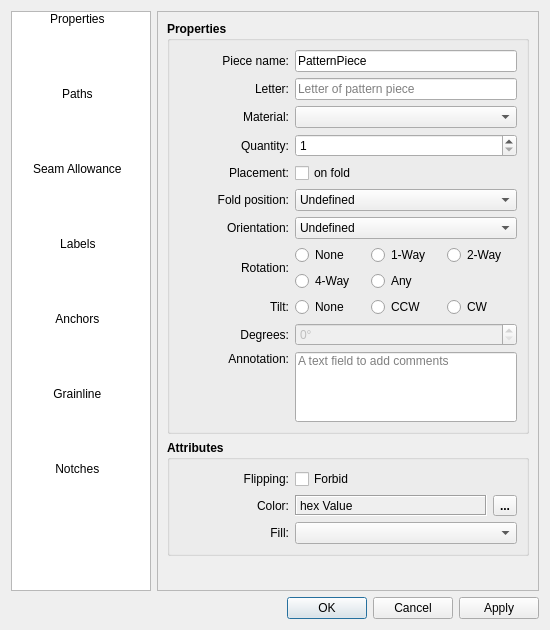
Qt form src/libs/vtools/dialogs/tools/piece/pattern_piece_dialog.ui (seamly/Seamly2D) before a commit.
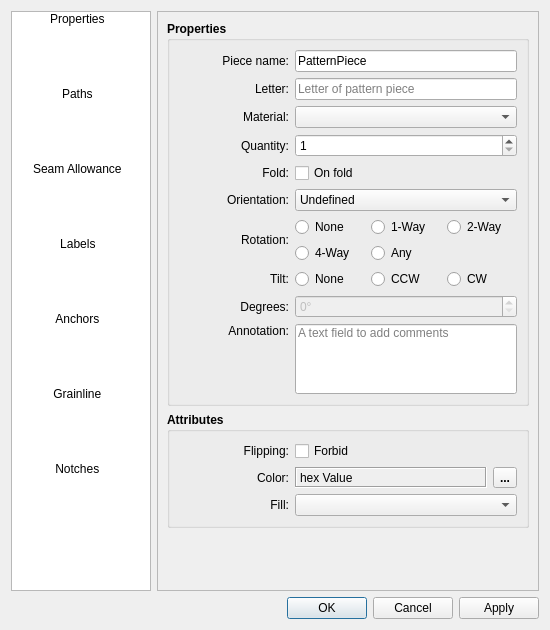
The same form after that commit. The open tabs and pages were chosen to show the change. Icons and pictures are not drawn. Custom widgets are drawn as their Qt base class.

Commit message:
Keep On fold as the only piece fold property
- Piece Properties: the Fold position list is gone. The row "Fold:"
  holds the On fold check box.
- VPieceLabelData has no fold position. The label editor no longer
  offers the fold position placeholder; an old template prints nothing
  for it.

```diff
--- a/src/libs/vtools/dialogs/tools/piece/pattern_piece_dialog.ui
+++ b/src/libs/vtools/dialogs/tools/piece/pattern_piece_dialog.ui
@@ -570,7 +570,7 @@
                  </font>
                 </property>
                 <property name="text">
-                 <string>Placement:</string>
+                 <string>Fold:</string>
                 </property>
                 <property name="alignment">
                  <set>Qt::AlignRight|Qt::AlignTrailing|Qt::AlignVCenter</set>
@@ -592,70 +592,11 @@
                  </font>
                 </property>
                 <property name="text">
-                 <string>on fold</string>
+                 <string>On fold</string>
                 </property>
                </widget>
               </item>
               <item row="5" column="0">
-               <widget class="QLabel" name="label_20">
-                <property name="minimumSize">
-                 <size>
-                  <width>110</width>
-                  <height>0</height>
-                 </size>
-                </property>
-                <property name="font">
-                 <font>
-                  <pointsize>9</pointsize>
-                  <bold>false</bold>
-                 </font>
-                </property>
-                <property name="text">
-                 <string>Fold position:</string>
-                </property>
-                <property name="alignment">
-                 <set>Qt::AlignRight|Qt::AlignTrailing|Qt::AlignVCenter</set>
-                </property>
-               </widget>
-              </item>
-              <item row="5" column="1">
-               <widget class="QComboBox" name="foldPosition_ComboBox">
-                <property name="sizePolicy">
-                 <sizepolicy hsizetype="Expanding" vsizetype="Fixed">
-                  <horstretch>0</horstretch>
-                  <verstretch>0</verstretch>
-                 </sizepolicy>
-                </property>
-                <property name="minimumSize">
-                 <size>
-                  <width>100</width>
-                  <height>0</height>
-                 </size>
-                </property>
-                <property name="font">
-                 <font>
-                  <pointsize>9</pointsize>
-                  <bold>false</bold>
-                 </font>
-                </property>
-                <item>
-                 <property name="text">
-                  <string>Undefined</string>
-                 </property>
-                </item>
-                <item>
-                 <property name="text">
-                  <string>Up/Down</string>
-                 </property>
-                </item>
-                <item>
-                 <property name="text">
-                  <string>Left/Right</string>
-                 </property>
-                </item>
-               </widget>
-              </item>
-              <item row="6" column="0">
                <widget class="QLabel" name="label_17">
                 <property name="minimumSize">
                  <size>
@@ -677,7 +618,7 @@
                 </property>
                </widget>
               </item>
-              <item row="6" column="1">
+              <item row="5" column="1">
                <widget class="QComboBox" name="orientation_ComboBox">
                 <property name="sizePolicy">
                  <sizepolicy hsizetype="Expanding" vsizetype="Fixed">
@@ -714,7 +655,7 @@
                 </item>
                </widget>
               </item>
-              <item row="7" column="0">
+              <item row="6" column="0">
                <widget class="QLabel" name="label_18">
                 <property name="minimumSize">
                  <size>
@@ -736,7 +677,7 @@
                 </property>
                </widget>
               </item>
-              <item row="7" column="1">
+              <item row="6" column="1">
                <widget class="QWidget" name="rotation_Widget">
                 <property name="toolTip">
                  <string>Rotation steps a layout may use for the piece: 1-Way 360°, 2-Way 180°, 4-Way 90°, Any 1°.</string>
@@ -837,7 +778,7 @@
                 </layout>
                </widget>
               </item>
-              <item row="8" column="0">
+              <item row="7" column="0">
                <widget class="QLabel" name="label_19">
                 <property name="minimumSize">
                  <size>
@@ -859,7 +800,7 @@
                 </property>
                </widget>
               </item>
-              <item row="8" column="1">
+              <item row="7" column="1">
                <widget class="QWidget" name="tilt_Widget">
                 <property name="toolTip">
                  <string>Direction in which a layout may tilt the piece off its grainline.</string>
@@ -928,7 +869,7 @@
                 </layout>
                </widget>
               </item>
-              <item row="9" column="0">
+              <item row="8" column="0">
                <widget class="QLabel" name="tiltDegrees_Label">
                 <property name="minimumSize">
                  <size>
@@ -950,7 +891,7 @@
                 </property>
                </widget>
               </item>
-              <item row="9" column="1">
+              <item row="8" column="1">
                <widget class="QSpinBox" name="tiltDegrees_SpinBox">
                 <property name="enabled">
                  <bool>false</bool>
@@ -984,7 +925,7 @@
                 </property>
                </widget>
               </item>
-              <item row="10" column="0">
+              <item row="9" column="0">
                <widget class="QLabel" name="label_16">
                 <property name="minimumSize">
                  <size>
@@ -1006,7 +947,7 @@
                 </property>
                </widget>
               </item>
-              <item row="10" column="1">
+              <item row="9" column="1">
                <widget class="VLineEdit" name="annotation_LineEdit">
                 <property name="sizePolicy">
                  <sizepolicy hsizetype="Expanding" vsizetype="Preferred">
```
Left out of the diff: 3 changed lines with no effect on the pictures. The commit also changes 9 other files.
